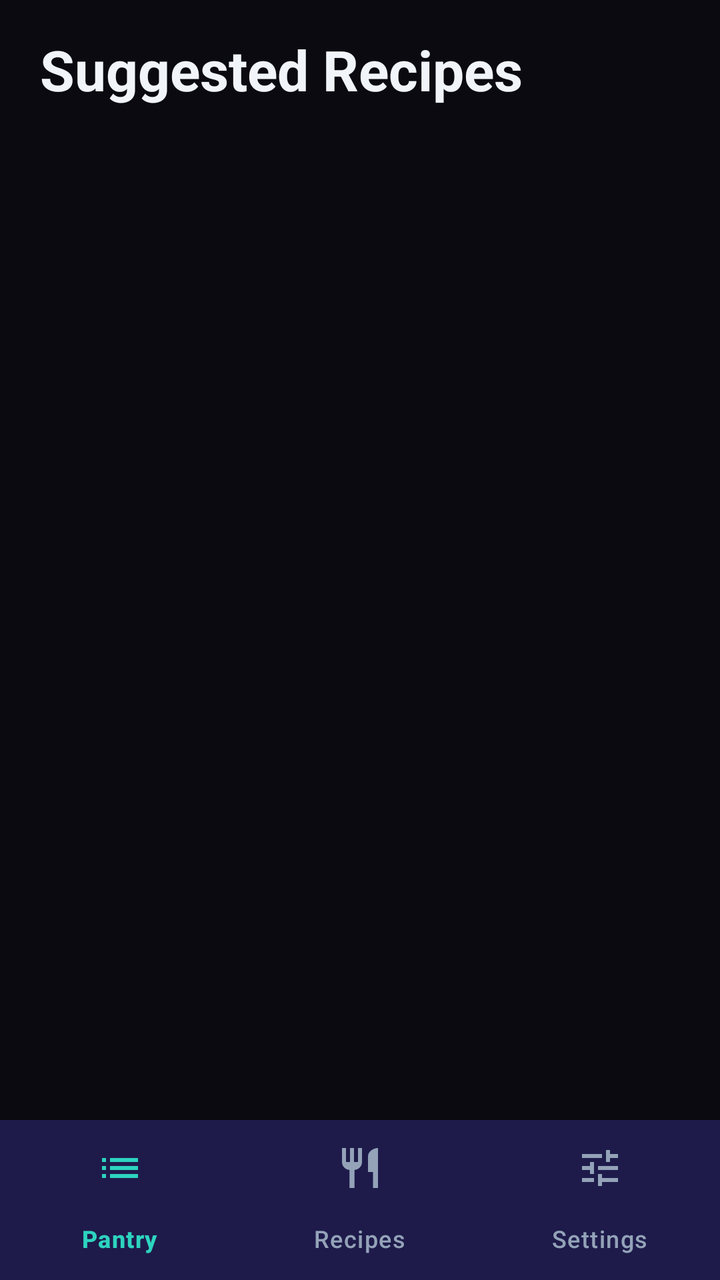
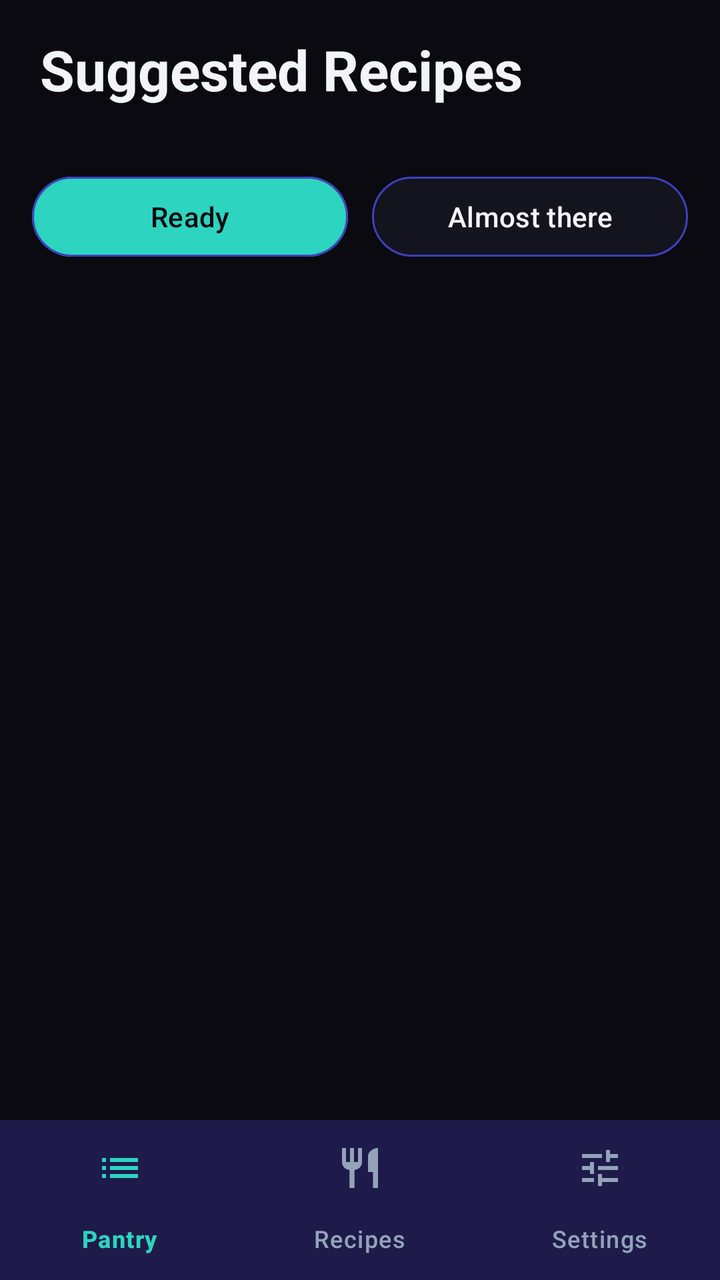

Screens rendered from an Android XML layout before and after an edit, with the pre-edit source and the edit as a unified diff.
<!-- AndroidManifest.xml: application theme Theme.SmartPantryManager -->
<!-- res/layout/activity_suggested_recipes.xml -->
<?xml version="1.0" encoding="utf-8"?>
<LinearLayout xmlns:android="http://schemas.android.com/apk/res/android"
    xmlns:app="http://schemas.android.com/apk/res-auto"
    android:id="@+id/root"
    android:layout_width="match_parent"
    android:layout_height="match_parent"
    android:background="@color/black_bg"
    android:orientation="vertical">

    <TextView
        android:id="@+id/tvTitle"
        android:layout_width="match_parent"
        android:layout_height="wrap_content"
        android:paddingStart="20dp"
        android:paddingTop="16dp"
        android:paddingEnd="20dp"
        android:text="Suggested Recipes"
        android:textColor="@color/text_primary"
        android:textSize="28sp"
        android:textStyle="bold" />

    <TextView
        android:id="@+id/tvSubtitle"
        android:layout_width="match_parent"
        android:layout_height="wrap_content"
        android:paddingStart="20dp"
        android:paddingEnd="20dp"
        android:paddingBottom="8dp"
        android:textColor="@color/teal_accent"
        android:textSize="14sp" />

    <FrameLayout
        android:layout_width="match_parent"
        android:layout_height="0dp"
        android:layout_weight="1">

        <androidx.recyclerview.widget.RecyclerView
            android:id="@+id/recyclerRecipes"
            android:layout_width="match_parent"
            android:layout_height="match_parent"
            android:clipToPadding="false"
            android:paddingBottom="16dp" />

        <TextView
            android:id="@+id/tvEmpty"
            android:layout_width="match_parent"
            android:layout_height="match_parent"
            android:gravity="center"
            android:padding="32dp"
            android:text="No recipes match your pantry yet - add more ingredients"
            android:textColor="@color/text_secondary"
            android:textSize="16sp"
            android:visibility="gone" />
    </FrameLayout>

    <com.google.android.material.bottomnavigation.BottomNavigationView
        android:id="@+id/bottom_nav"
        android:layout_width="match_parent"
        android:layout_height="wrap_content"
        app:backgroundTint="@color/indigo_dark"
        app:itemIconTint="@color/nav_item_color"
        app:itemTextColor="@color/nav_item_color"
        app:labelVisibilityMode="labeled"
        app:menu="@menu/bottom_nav_menu" />

</LinearLayout>
<!-- resources referenced by this layout -->
<resources>
  <color name="black_bg">#0A0A10</color>
  <color name="indigo_dark">#1E1B4B</color>
  <color name="teal_accent">#2DD4BF</color>
  <color name="text_primary">#F1F5F9</color>
  <color name="text_secondary">#94A3B8</color>
  <style name="Theme.SmartPantryManager" parent="Base.Theme.SmartPantryManager" />
  <style name="Base.Theme.SmartPantryManager" parent="Theme.Material3.Dark.NoActionBar">
          <item name="colorPrimary">@color/indigo</item>
          <item name="colorOnPrimary">@color/text_primary</item>
          <item name="colorPrimaryContainer">@color/indigo_dark</item>
          <item name="colorOnPrimaryContainer">@color/text_primary</item>
          <item name="colorSecondary">@color/teal_accent</item>
          <item name="colorOnSecondary">@color/black_bg</item>
          <item name="colorSecondaryContainer">@color/indigo_mid</item>
          <item name="colorOnSecondaryContainer">@color/teal_accent</item>
          <item name="android:colorBackground">@color/black_bg</item>
          <item name="colorOnBackground">@color/text_primary</item>
          <item name="colorSurface">@color/card_surface</item>
          <item name="colorOnSurface">@color/text_primary</item>
          <item name="colorOnSurfaceVariant">@color/text_secondary</item>
          <item name="colorOutline">@color/outline_grey</item>
          <item name="colorError">@color/error_red</item>
          <item name="android:statusBarColor">@color/black_bg</item>
          <item name="android:navigationBarColor">@color/black_bg</item>
      </style>
  <color name="indigo">#3F3FBF</color>
  <color name="indigo_mid">#2B2B7A</color>
  <color name="card_surface">#14141F</color>
  <color name="outline_grey">#475569</color>
  <color name="error_red">#F87171</color>
</resources>

<!-- the commit's change to res/layout/activity_suggested_recipes.xml (unified diff, before → after) -->
@@ -28,6 +28,43 @@
         android:paddingBottom="8dp"
         android:textColor="@color/teal_accent"
         android:textSize="14sp" />
+
+    <LinearLayout
+        android:id="@+id/tabRow"
+        android:layout_width="match_parent"
+        android:layout_height="wrap_content"
+        android:orientation="horizontal"
+        android:paddingStart="16dp"
+        android:paddingTop="4dp"
+        android:paddingEnd="16dp"
+        android:paddingBottom="8dp">
+
+        <com.google.android.material.button.MaterialButton
+            android:id="@+id/btnReady"
+            android:layout_width="0dp"
+            android:layout_height="wrap_content"
+            android:layout_marginEnd="6dp"
+            android:layout_weight="1"
+            android:text="Ready"
+            android:textColor="@color/black_bg"
+            app:backgroundTint="@color/teal_accent"
+            app:cornerRadius="20dp"
+            app:strokeColor="@color/indigo"
+            app:strokeWidth="1dp" />
+
+        <com.google.android.material.button.MaterialButton
+            android:id="@+id/btnAlmost"
+            android:layout_width="0dp"
+            android:layout_height="wrap_content"
+            android:layout_marginStart="6dp"
+            android:layout_weight="1"
+            android:text="Almost there"
+            android:textColor="@color/text_primary"
+            app:backgroundTint="@color/card_surface"
+            app:cornerRadius="20dp"
+            app:strokeColor="@color/indigo"
+            app:strokeWidth="1dp" />
+    </LinearLayout>
 
     <FrameLayout
         android:layout_width="match_parent"
